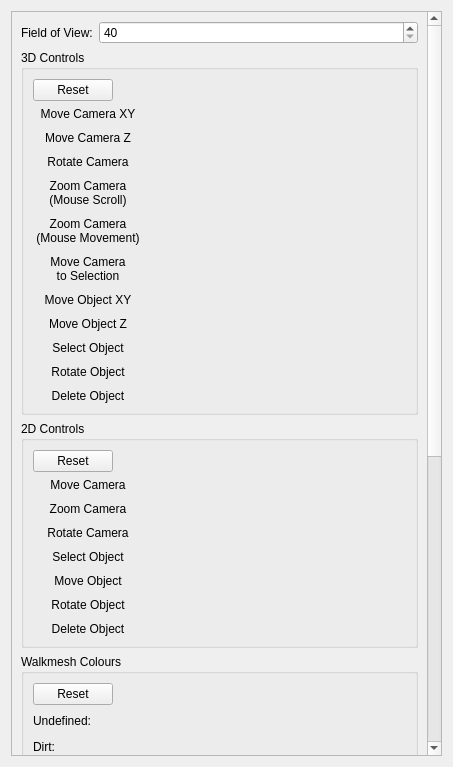
Above: ui/widgets/settings/module_designer.ui from NickHugi/PyKotor before the change. Below: the same form after it.
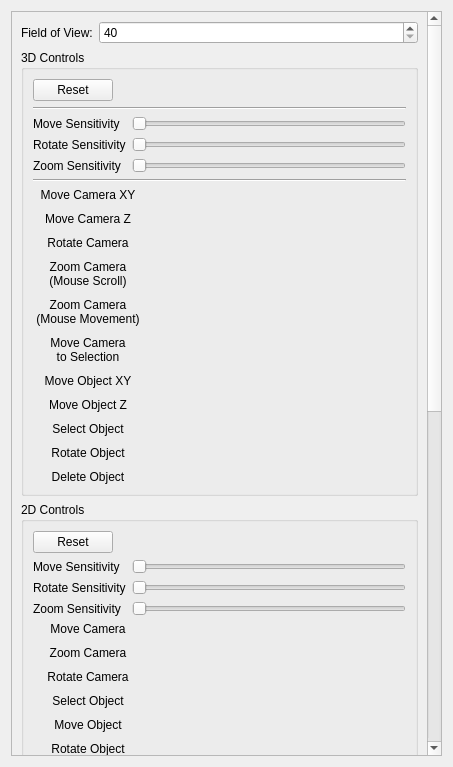
That is the form after the change. Custom widgets are drawn as their Qt base class.

Commit message: Add sensitivity controls to Module Designer

```diff
--- a/ui/widgets/settings/module_designer.ui
+++ b/ui/widgets/settings/module_designer.ui
@@ -25,7 +25,7 @@
         <x>0</x>
         <y>0</y>
         <width>416</width>
-        <height>1209</height>
+        <height>1399</height>
        </rect>
       </property>
       <layout class="QVBoxLayout" name="verticalLayout">
@@ -80,6 +80,84 @@
             </item>
            </layout>
           </item>
+          <item>
+           <widget class="Line" name="line">
+            <property name="orientation">
+             <enum>Qt::Horizontal</enum>
+            </property>
+           </widget>
+          </item>
+          <item>
+           <layout class="QFormLayout" name="formLayout_5">
+            <item row="0" column="0">
+             <widget class="QLabel" name="label">
+              <property name="text">
+               <string>Move Sensitivity</string>
+              </property>
+             </widget>
+            </item>
+            <item row="0" column="1">
+             <widget class="QSlider" name="moveCameraSensitivity3dEdit">
+              <property name="minimum">
+               <number>50</number>
+              </property>
+              <property name="maximum">
+               <number>200</number>
+              </property>
+              <property name="orientation">
+               <enum>Qt::Horizontal</enum>
+              </property>
+             </widget>
+            </item>
+            <item row="1" column="0">
+             <widget class="QLabel" name="label_41">
+              <property name="text">
+               <string>Rotate Sensitivity</string>
+              </property>
+             </widget>
+            </item>
+            <item row="2" column="0">
+             <widget class="QLabel" name="label_42">
+              <property name="text">
+               <string>Zoom Sensitivity</string>
+              </property>
+             </widget>
+            </item>
+            <item row="1" column="1">
+             <widget class="QSlider" name="rotateCameraSensitivity3dEdit">
+              <property name="minimum">
+               <number>50</number>
+              </property>
+              <property name="maximum">
+               <number>200</number>
+              </property>
+              <property name="orientation">
+               <enum>Qt::Horizontal</enum>
+              </property>
+             </widget>
+            </item>
+            <item row="2" column="1">
+             <widget class="QSlider" name="zoomCameraSensitivity3dEdit">
+              <property name="minimum">
+               <number>50</number>
+              </property>
+              <property name="maximum">
+               <number>200</number>
+              </property>
+              <property name="orientation">
+               <enum>Qt::Horizontal</enum>
+              </property>
+             </widget>
+            </item>
+           </layout>
+          </item>
+          <item>
+           <widget class="Line" name="line_2">
+            <property name="orientation">
+             <enum>Qt::Horizontal</enum>
+            </property>
+           </widget>
+          </item>
           <item>
            <layout class="QFormLayout" name="formLayout">
             <property name="verticalSpacing">
@@ -420,6 +498,70 @@
             </item>
            </layout>
           </item>
+          <item>
+           <layout class="QFormLayout" name="formLayout_6">
+            <item row="0" column="0">
+             <widget class="QLabel" name="label_43">
+              <property name="text">
+               <string>Move Sensitivity</string>
+              </property>
+             </widget>
+            </item>
+            <item row="0" column="1">
+             <widget class="QSlider" name="moveCameraSensitivity2dEdit">
+              <property name="minimum">
+               <number>50</number>
+              </property>
+              <property name="maximum">
+               <number>200</number>
+              </property>
+              <property name="orientation">
+               <enum>Qt::Horizontal</enum>
+              </property>
+             </widget>
+            </item>
+            <item row="1" column="0">
+             <widget class="QLabel" name="label_44">
+              <property name="text">
+               <string>Rotate Sensitivity</string>
+              </property>
+             </widget>
+            </item>
+            <item row="2" column="0">
+             <widget class="QLabel" name="label_45">
+              <property name="text">
+               <string>Zoom Sensitivity</string>
+              </property>
+             </widget>
+            </item>
+            <item row="1" column="1">
+             <widget class="QSlider" name="rotateCameraSensitivity2dEdit">
+              <property name="minimum">
+               <number>50</number>
+              </property>
+              <property name="maximum">
+               <number>200</number>
+              </property>
+              <property name="orientation">
+               <enum>Qt::Horizontal</enum>
+              </property>
+             </widget>
+            </item>
+            <item row="2" column="1">
+             <widget class="QSlider" name="zoomCameraSensitivity2dEdit">
+              <property name="minimum">
+               <number>50</number>
+              </property>
+              <property name="maximum">
+               <number>200</number>
+              </property>
+              <property name="orientation">
+               <enum>Qt::Horizontal</enum>
+              </property>
+             </widget>
+            </item>
+           </layout>
+          </item>
           <item>
            <layout class="QFormLayout" name="formLayout_2">
             <property name="verticalSpacing">
```
The commit also changes 3 other files.
